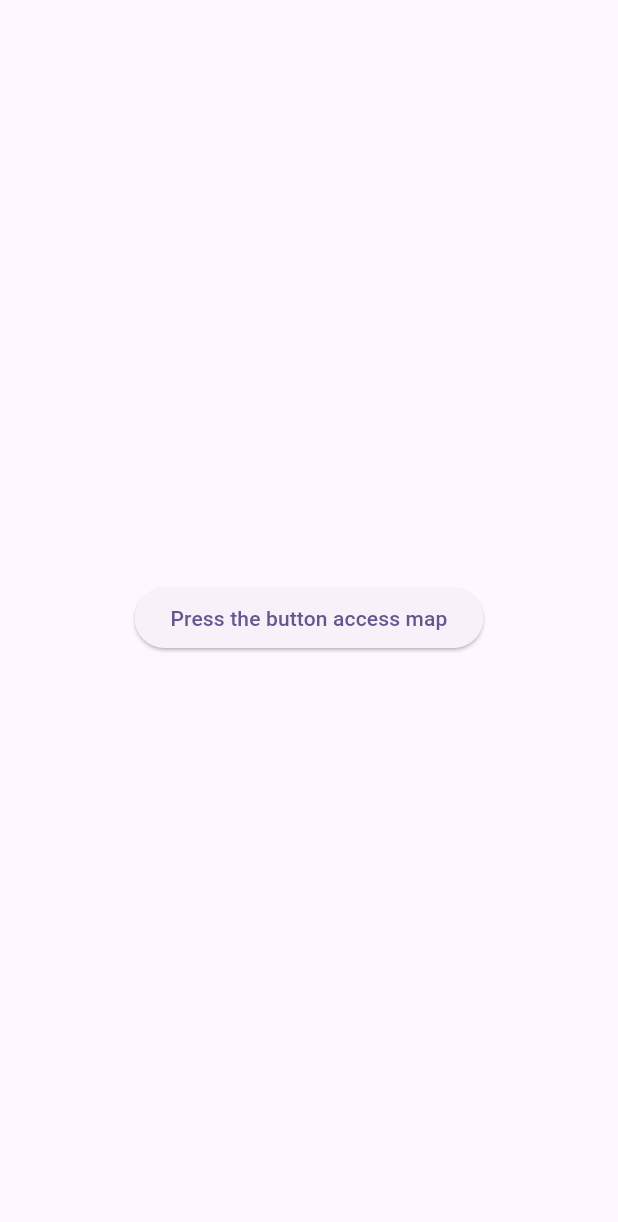
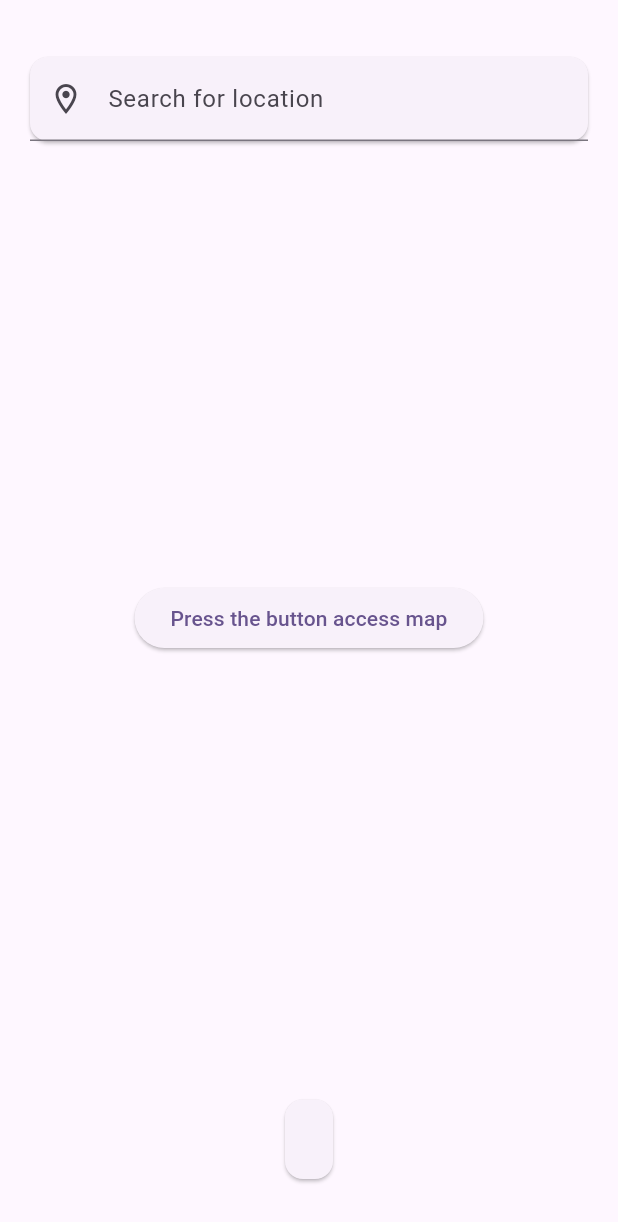
Before and after one commit to samiulislamlive/Location-Tracker, a Flutter app: the screen it shows after launch, on a phone screen of 412 x 824 dp. Shown: the top 1222 px of the screen. Run offline on Flutter 3.47's test engine with Material 2 defaults, Android fonts, the phone set to English and light mode, and no system bars; our stand-ins replace flutter_map, geocoding, geolocator, latlong2.

Commit message:
can see location how

```diff
--- a/lib/myhomepage.dart
+++ b/lib/myhomepage.dart
@@ -1,8 +1,8 @@
 import 'package:flutter/material.dart';
 import 'package:flutter_map/flutter_map.dart';
+import 'package:geocoding/geocoding.dart';
 import 'package:geolocator/geolocator.dart';
 import 'package:latlong2/latlong.dart';
-import 'package:positioned_tap_detector_2/positioned_tap_detector_2.dart';
 
 class MyHomePage extends StatefulWidget {
   const MyHomePage({Key? key}) : super(key: key);
@@ -17,6 +17,7 @@ bool allowLocation = false;
 bool locationAllowed = false;
 class _MyHomePageState extends State<MyHomePage> {
   LatLng point = LatLng(23.774475, 90.415871);
+  String address = "";
 
   _handleLocationPermission() async {
     bool serviceEnabled = false;
@@ -70,13 +71,26 @@ class _MyHomePageState extends State<MyHomePage> {
           allowLocation == true
               ? FlutterMap(
                   options: MapOptions(
-                    onTap: (q,latLng){
+                    onTap: (q,latLng) async{
                       setState(() {
                         point = latLng;
-                        print("This is location ${latLng}");
                       });
+                      final List<Placemark> placemarks =
+                      await placemarkFromCoordinates(
+                          latLng.latitude, latLng.longitude);
+                      if (placemarks.isNotEmpty) {
+                        final Placemark placemark = placemarks.first;
+                        setState(() {
+                          address =
+                          "${placemark.locality}, ${placemark.country}";
+                        });
+                      } else {
+                        setState(() {
+                          address = "";
+                        });
+                      }
                     },
-                      center: LatLng(lat, long), zoom: 10),
+                      center: LatLng(point.latitude, point.longitude), zoom: 10),
                   children: [
                     TileLayer(
                       urlTemplate:
@@ -107,6 +121,31 @@ class _MyHomePageState extends State<MyHomePage> {
                   textAlign: TextAlign.center,
                   ))
                 ),
+          Padding(
+            padding: const EdgeInsets.symmetric(vertical: 34, horizontal: 16),
+            child: Column(
+              mainAxisAlignment: MainAxisAlignment.spaceBetween,
+              children: [
+                Card(child: TextField(
+                  decoration: InputDecoration(
+                    prefixIcon: Icon(Icons.location_on_outlined),
+                    hintText: "Search for location",
+                    contentPadding: EdgeInsets.all(16)
+                  ),
+                )),
+                Card(
+                  child: Padding(padding: EdgeInsets.all(16),
+                    child: Text(address,
+                    style: TextStyle(
+                      fontWeight: FontWeight.bold
+                    ),
+                    ),
+                  ),
+                )
+              ],
+            ),
+          ),
+
         ],
       ),
     );
--- a/pubspec.yaml
+++ b/pubspec.yaml
@@ -15,6 +15,7 @@ dependencies:
   cupertino_icons: ^1.0.2
   flutter_map: ^3.1.0
   geolocator: ^9.0.2
+  geocoding: ^2.1.0
   geocoder_buddy: ^1.0.1
   tuple: ^2.0.1
   latlong2: ^0.8.1
```
Also changed, not shown: pubspec.lock, 1 other file.
